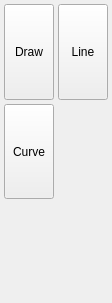
This is mainwindow.ui in Vesuri/excellence as Qt 5 draws it before an edit. The edited form follows.
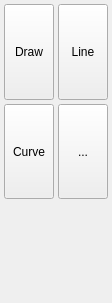
This is the edited form. Icons and pictures are not drawn. Custom widgets are drawn as their Qt base class.

Commit message: Add icons to buttons

Diff of the .ui file:
```diff
--- a/mainwindow.ui
+++ b/mainwindow.ui
@@ -92,6 +92,23 @@
       </property>
      </layout>
     </item>
+    <item row="1" column="1">
+     <widget class="QToolButton" name="clearButton">
+      <property name="sizePolicy">
+       <sizepolicy hsizetype="Expanding" vsizetype="Preferred">
+        <horstretch>0</horstretch>
+        <verstretch>0</verstretch>
+       </sizepolicy>
+      </property>
+      <property name="text">
+       <string>...</string>
+      </property>
+      <property name="icon">
+       <iconset resource="icons.qrc">
+        <normaloff>:/clear.png</normaloff>:/clear.png</iconset>
+      </property>
+     </widget>
+    </item>
    </layout>
   </widget>
   <widget class="QMenuBar" name="menuBar">
```
Left out of the diff: 16 changed lines with no effect on the pictures. The commit also changes 15 other files.
